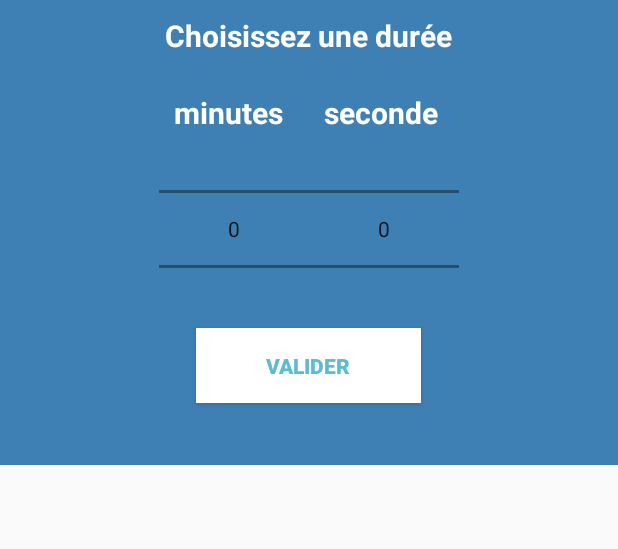
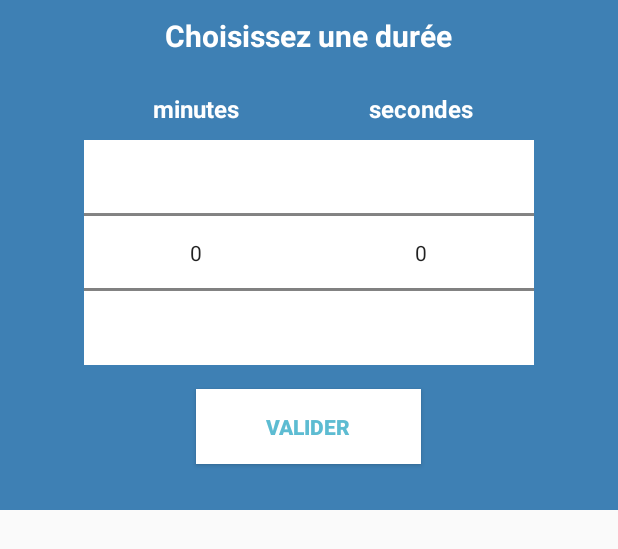
Before and after one commit to r-aurejac/Demineur_Aurejac_Montoya, an Android app: the layout dialog_time_picker.xml on its own in the app's theme, with its tools: preview values and no code run, on a phone screen of 412 x 824 dp. Shown: the top 549 px of the screen. Run offline under Robolectric (Android 15) with nearby library versions, the phone set to English and light mode, and no system bars.

Commit message:
timer dans les options

```diff
--- a/app/src/main/res/layout/activity_options.xml
+++ b/app/src/main/res/layout/activity_options.xml
@@ -54,7 +54,7 @@
             android:text="Musique" />
 
         <androidx.appcompat.widget.SwitchCompat
-            android:id="@+id/timerSwitch"
+            android:id="@+id/counterSwitch"
             style="@style/Minesweeper"
             android:layout_width="match_parent"
             android:layout_height="wrap_content"
@@ -67,7 +67,7 @@
             android:id="@+id/timer_layout"
             android:layout_width="match_parent"
             android:layout_height="wrap_content"
-            android:layout_marginTop="2dp"
+            android:layout_marginTop="16dp"
             android:layout_weight="0"
             android:orientation="horizontal">
 
--- a/app/src/main/res/layout/dialog_time_picker.xml
+++ b/app/src/main/res/layout/dialog_time_picker.xml
@@ -1,7 +1,7 @@
 <?xml version="1.0" encoding="utf-8"?>
 <LinearLayout xmlns:android="http://schemas.android.com/apk/res/android"
     android:layout_width="fill_parent"
-    android:layout_height="310dp"
+    android:layout_height="340dp"
     android:background="#3E80B4"
     android:orientation="vertical" >
 
@@ -34,10 +34,11 @@
                 android:layout_height="wrap_content"
                 android:layout_weight="1"
                 android:layout_gravity="center"
+                android:textAlignment="center"
                 android:layout_margin="10dp"
                 android:text="minutes"
                 android:textColor="@android:color/white"
-                android:textSize="20dp"
+                android:textSize="16sp"
                 android:textStyle="bold" />
 
             <TextView
@@ -45,10 +46,11 @@
                 android:layout_height="wrap_content"
                 android:layout_weight="1"
                 android:layout_gravity="center"
+                android:textAlignment="center"
                 android:layout_margin="10dp"
                 android:text="secondes"
                 android:textColor="@android:color/white"
-                android:textSize="20dp"
+                android:textSize="16sp"
                 android:textStyle="bold" />
 
         </LinearLayout>
@@ -57,20 +59,20 @@
             android:layout_width="wrap_content"
             android:layout_height="wrap_content"
             android:layout_gravity="center"
-            android:layout_marginTop="4dp"
             android:background="#3E80B4"
-            android:orientation="horizontal">
+            android:orientation="horizontal"
+            android:backgroundTint="#FFFFFFFF">
 
             <NumberPicker
                 android:id="@+id/minutes_picker"
-                android:layout_width="100dp"
-                android:layout_height="100dp" />
+                android:layout_width="150dp"
+                android:layout_height="150dp" />
 
             <NumberPicker
 
                 android:id="@+id/seconds_picker"
-                android:layout_width="100dp"
-                android:layout_height="100dp" />
+                android:layout_width="150dp"
+                android:layout_height="150dp" />
         </LinearLayout>
 
     </LinearLayout>
@@ -86,6 +88,7 @@
         android:clickable="true"
         android:text="valider"
         android:textColor="#5DBCD2"
-        android:textStyle="bold" />
+        android:textStyle="bold"
+        android:focusable="true" />
 
 </LinearLayout>
```
Also changed, not shown: app/src/main/java/com/example/demineur_aurejac_montoya/OptionsActivity.java (+40 -7 lines), app/src/main/java/com/example/demineur_aurejac_montoya/Preferences.java (+34 -0 lines), app/src/main/java/com/example/demineur_aurejac_montoya/TimePickerDialog.java (+23 -42 lines).
